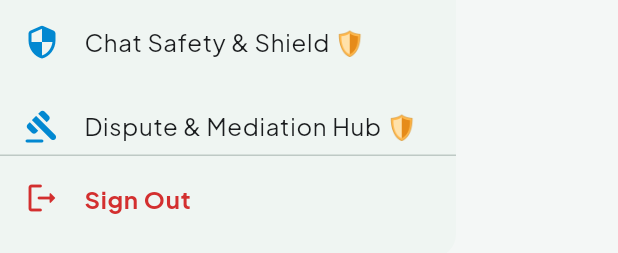
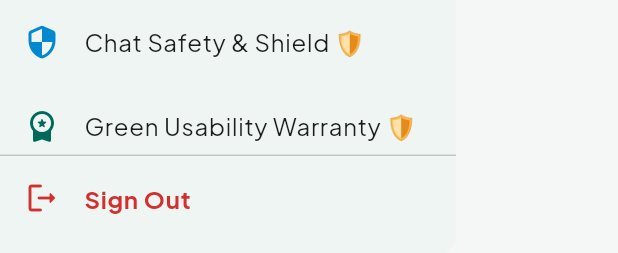
Before and after one commit to UzairBaig991/EcoSwap-MAD-Project, a Flutter app: the AppDrawer widget shown alone on an empty page, opened directly, scrolled down 1152 dp, on a phone screen of 412 x 824 dp. Shown: the part 978-1231 px from the top of the screen. Run offline on Flutter 3.47's test engine with Material 3 defaults, Android fonts, the phone set to English and light mode, and no system bars; our stand-ins replace cached_network_image, cloud_firestore, equatable, firebase_auth, firebase_core, firebase_messaging and 15 more; missing offline and left inert: dart_geohash; accounts and stored records are empty.

Commit message:
Update app

```diff
--- a/lib/core/widgets/app_drawer.dart
+++ b/lib/core/widgets/app_drawer.dart
@@ -308,6 +308,22 @@ class AppDrawer extends ConsumerWidget {
                   },
                 ),
                 ListTile(
+                  leading: const Icon(Icons.workspace_premium_rounded, color: AppColors.primary),
+                  title: const Text('Green Usability Warranty 🛡️'),
+                  onTap: () {
+                    Navigator.pop(context);
+                    context.push('/green-warranty');
+                  },
+                ),
+                ListTile(
+                  leading: const Icon(Icons.inventory_2_rounded, color: AppColors.secondary),
+                  title: const Text('Plastic-Free Packaging Ledger 📦'),
+                  onTap: () {
+                    Navigator.pop(context);
+                    context.push('/packaging-ledger');
+                  },
+                ),
+                ListTile(
                   leading: const Icon(Icons.gavel_rounded, color: AppColors.secondary),
                   title: const Text('Dispute & Mediation Hub 🛡️'),
                   onTap: () {
```
Also changed, not shown: lib/routing/app_router.dart (+10 -0 lines).
